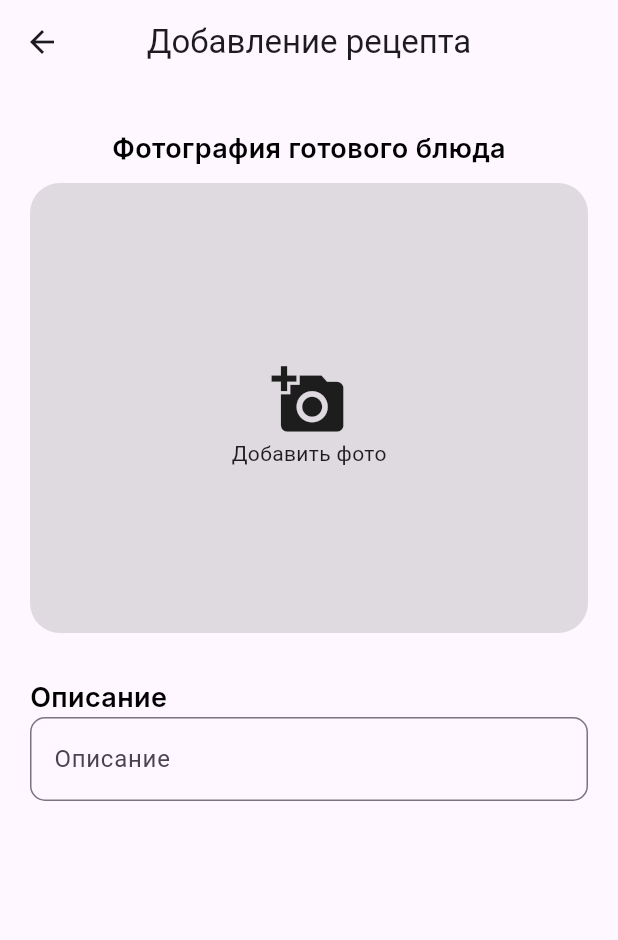
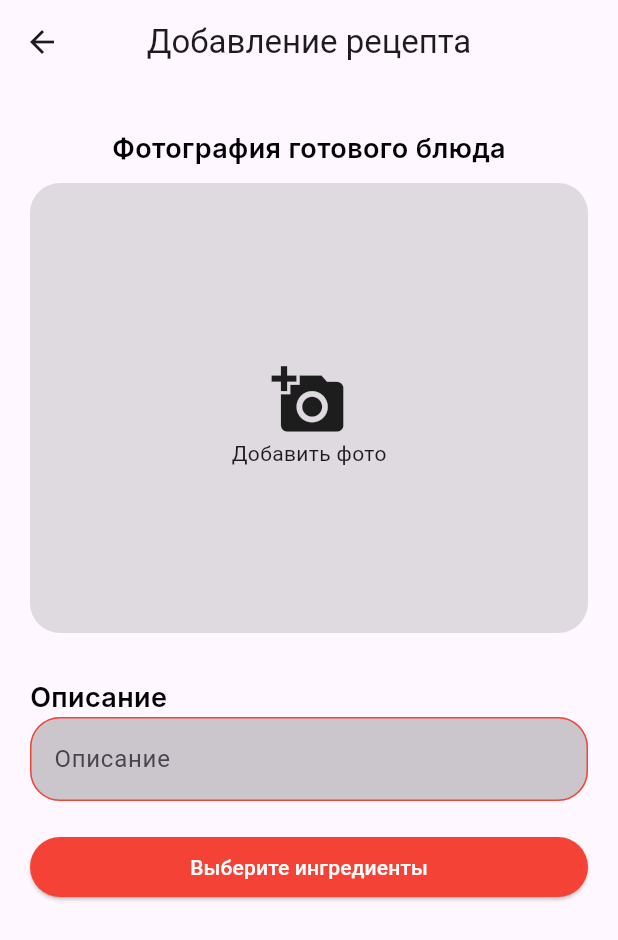
Before and after one commit to Maksi-GitHub/KulinarAppFlutter, a Flutter app: the AddRecipePage screen opened directly, on a phone screen of 412 x 824 dp. Shown: the top 940 px of the screen. Run offline on Flutter 3.47's test engine with Material 3 defaults, Android fonts, the light colour scheme and no system bars; our stand-ins replace firebase_core, google_fonts, smooth_page_indicator; accounts and stored records are empty.

Commit message:
Добавлена страница ингредиентов

```diff
--- a/lib/pages/add_recipe_page.dart
+++ b/lib/pages/add_recipe_page.dart
@@ -1,5 +1,6 @@
 import 'package:flutter/material.dart';
 import 'package:google_fonts/google_fonts.dart';
+import 'package:kulinar/widgets/categories_widget.dart';
 
 class AddRecipePage extends StatefulWidget {
   const AddRecipePage({super.key});
@@ -58,13 +59,34 @@ class _AddRecipePageState extends State<AddRecipePage> {
               padding: const EdgeInsets.symmetric(horizontal: 20),
               child: TextField(
                 decoration: InputDecoration(
-                  border: OutlineInputBorder(
-                    borderRadius: BorderRadius.circular(10),
+                  fillColor: Colors.black.withOpacity(0.2),
+                  filled: true,
+                  enabledBorder: OutlineInputBorder(
+                    borderRadius: BorderRadius.circular(20),
+                    borderSide: const BorderSide(
+                      color: Colors.red,
+                    ),
+                  ),
+                  focusedBorder: OutlineInputBorder(
+                    borderRadius: BorderRadius.circular(20),
+                    borderSide: const BorderSide(
+                      color: Colors.green,
+                    ),
                   ),
                   hintText: 'Описание',
                 ),
                 maxLines: null,
               ),
+            ),
+            Padding(
+              padding: const EdgeInsets.symmetric(vertical: 20, horizontal: 20),
+              child: ElevatedButton(
+                style: ElevatedButton.styleFrom(
+                 backgroundColor: Colors.red, fixedSize: Size(MediaQuery.of(context).size.width, 30)
+                ),
+                onPressed: () {
+                Navigator.push(context, MaterialPageRoute(builder: (context) => const CategoriesWidget()));
+              }, child: const Text('Выберите ингредиенты', style: TextStyle(color: Colors.white),)),
             )
           ],
         ),
```
Also changed, not shown: lib/widgets/categories_widget.dart (added, +109 -0 lines).
